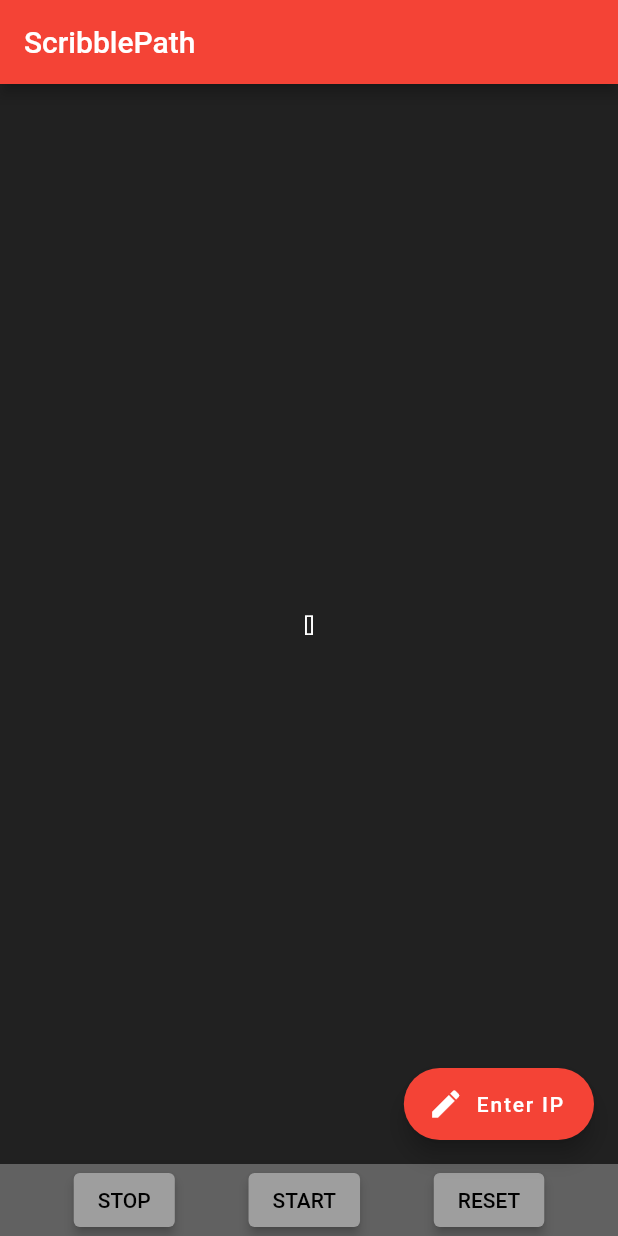
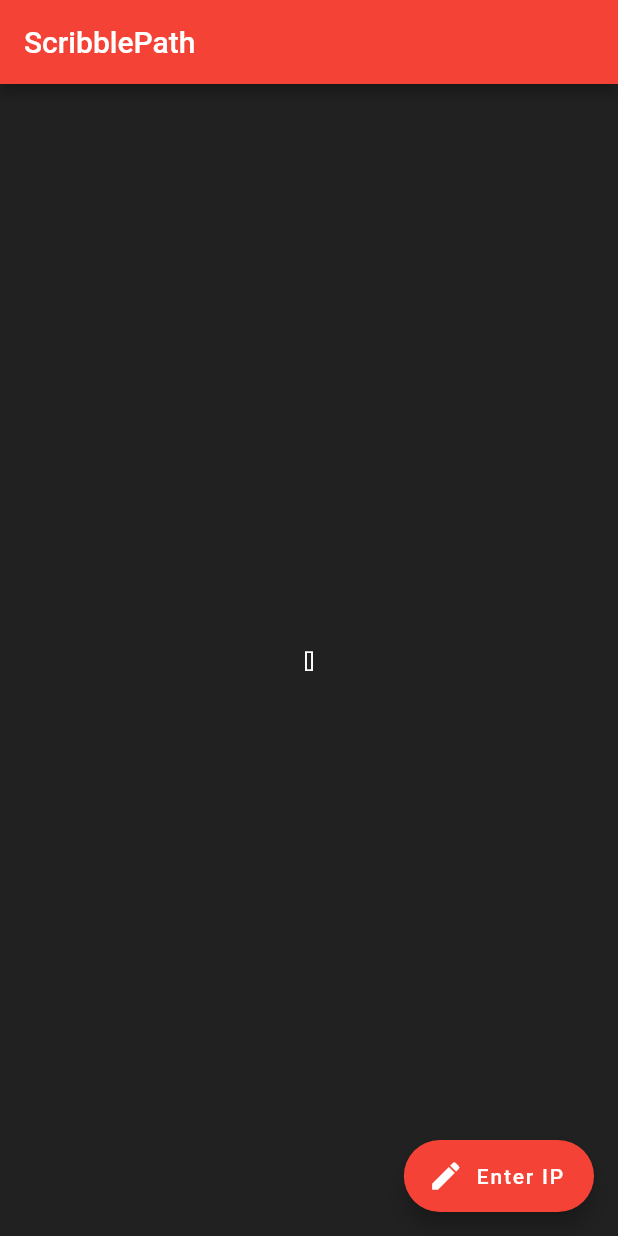
Before and after one commit to SAREC-Lab/ScribblePath, a Flutter app: the screen it shows after launch, on a phone screen of 412 x 824 dp. Run offline on Flutter 3.47's test engine with Material 2 defaults, Android fonts, the phone set to English and light mode, and no system bars; our stand-ins replace tuple.

Commit message:
Scale update

```diff
--- a/scribble_app/lib/main.dart
+++ b/scribble_app/lib/main.dart
@@ -59,8 +59,8 @@
 String url = 'http://172.16.1.146:8080';
 
 class _MyHomePageState extends State<MyHomePage> {
-  int scale = 50; //Scale of Screen
-  List<Tuple2<int, int>> dataPts = [];
+  int scale = 150; //Scale of Screen
+  List<Tuple2<double, double>> dataPts = [];
   List<Offset> screenPts = [];
 
   void _onPanStartHandler(DragStartDetails details) {
@@ -79,9 +79,9 @@
       this.screenPts.add(screenPt);
 
       Offset startPt = screenPts[0];
-      int x = ((startPt.dx - screenPt.dx) / scale).floor();
-      int y = ((startPt.dy - screenPt.dy) / scale).floor();
-      Tuple2<int, int> dataPt = Tuple2(x, y);
+      double x = (startPt.dx - screenPt.dx) / scale;
+      double y = (startPt.dy - screenPt.dy) / scale;
+      Tuple2<double, double> dataPt = Tuple2(x, y);
 
       if (dataPts.isEmpty) {
         this.dataPts.add(dataPt);
@@ -136,8 +136,7 @@
                   CustomPaint(
                       size: Size.infinite, painter: Path(points: screenPts))
                 ],
-                ))
-        ),
+              ))),
       floatingActionButton: FloatingActionButton.extended(
         onPressed: () {
           Navigator.push(
@@ -154,55 +153,55 @@
           child: Row(
             mainAxisAlignment: MainAxisAlignment.spaceEvenly,
             children: <Widget>[
-              ElevatedButton(
-                onPressed: () {
-                  print("stop pressed");
-                },
-                style: ElevatedButton.styleFrom(
-                  primary: Colors.grey[500],
-                  onPrimary: Colors.grey[400],
-                  onSurface: Colors.grey[700],
-                  elevation: 3.0,
-                ),
-                child: Text(
-                  "STOP",
-                  style: TextStyle(color: Colors.black),
-                ),
-              ),
-              ElevatedButton(
-                onPressed: () {
-                  print("start pressed");
-                  _sendLocations(dataPts);
-                },
-                style: ElevatedButton.styleFrom(
-                  primary: Colors.grey[500],
-                  onPrimary: Colors.grey[400],
-                  onSurface: Colors.grey[700],
-                  elevation: 3.0,
-                ),
-                //style: ElevatedButton.styleFrom(primary: Colors.grey[500]),
-                child: Text(
-                  "START",
-                  style: TextStyle(color: Colors.black),
-                ),
-              ),
-              ElevatedButton(
-                onPressed: () {
-                  print("reset pressed");
-                  _reset();
-                },
-                style: ElevatedButton.styleFrom(
-                  primary: Colors.grey[500],
-                  onPrimary: Colors.grey[400],
-                  onSurface: Colors.grey[700],
-                  elevation: 3.0,
-                ),
-                //style: ElevatedButton.styleFrom(primary: Colors.grey[500]),
-                child: Text(
-                  "RESET",
-                  style: TextStyle(color: Colors.black),
-                ),
-              )
+              // ElevatedButton(
+              //   onPressed: () {
+              //     print("stop pressed");
+              //   },
+              //   style: ElevatedButton.styleFrom(
+              //     primary: Colors.grey[500],
+              //     onPrimary: Colors.grey[400],
+              //     onSurface: Colors.grey[700],
+              //     elevation: 3.0,
+              //   ),
+              //   child: Text(
+              //     "STOP",
+              //     style: TextStyle(color: Colors.black),
+              //   ),
+              // ),
+              // ElevatedButton(
+              //   onPressed: () {
+              //     print("start pressed");
+              //     _sendLocations(dataPts);
+              //   },
+              //   style: ElevatedButton.styleFrom(
+              //     primary: Colors.grey[500],
+              //     onPrimary: Colors.grey[400],
+              //     onSurface: Colors.grey[700],
+              //     elevation: 3.0,
+              //   ),
+              //   //style: ElevatedButton.styleFrom(primary: Colors.grey[500]),
+              //   child: Text(
+              //     "START",
+              //     style: TextStyle(color: Colors.black),
+              //   ),
+              // ),
+              // ElevatedButton(
+              //   onPressed: () {
+              //     print("reset pressed");
+              //     _reset();
+              //   },
+              //   style: ElevatedButton.styleFrom(
+              //     primary: Colors.grey[500],
+              //     onPrimary: Colors.grey[400],
+              //     onSurface: Colors.grey[700],
+              //     elevation: 3.0,
+              //   ),
+              //   //style: ElevatedButton.styleFrom(primary: Colors.grey[500]),
+              //   child: Text(
+              //     "RESET",
+              //     style: TextStyle(color: Colors.black),
+              //   ),
+              // )
             ],
           )),
     );
@@ -218,14 +217,12 @@
 }
 
 class _IP_PageState extends State<IP_Page> {
-
   final _focusNode = FocusNode();
 
   @override
   void initState() {
     super.initState();
     _focusNode.addListener(() {
-
       print("Has focus: ${_focusNode.hasFocus}");
     });
   }
@@ -272,10 +269,8 @@
               url = "http://$text/";
               print("ip address submitted: $text");
               Navigator.pop(context);
-              }
+            }),
       ),
-          ),
-        )
-      );
+    ));
   }
 }
```
Lines whose indentation alone changed are shown as unchanged.
